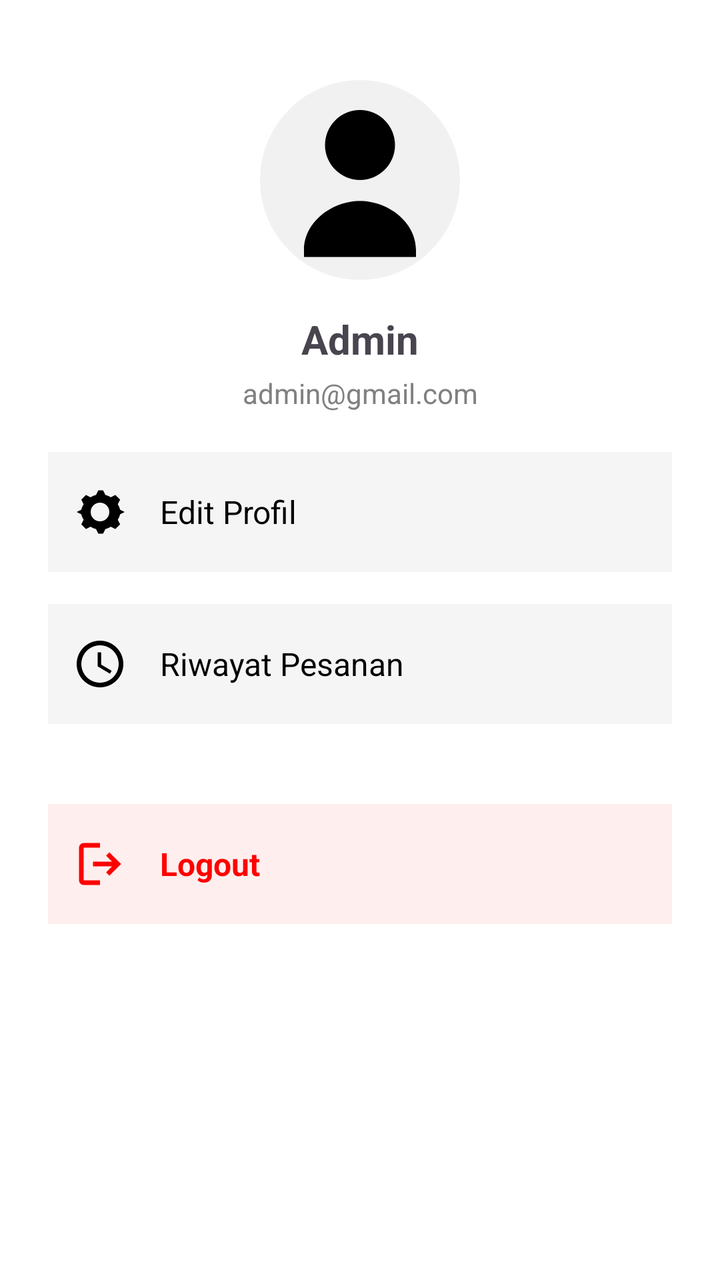
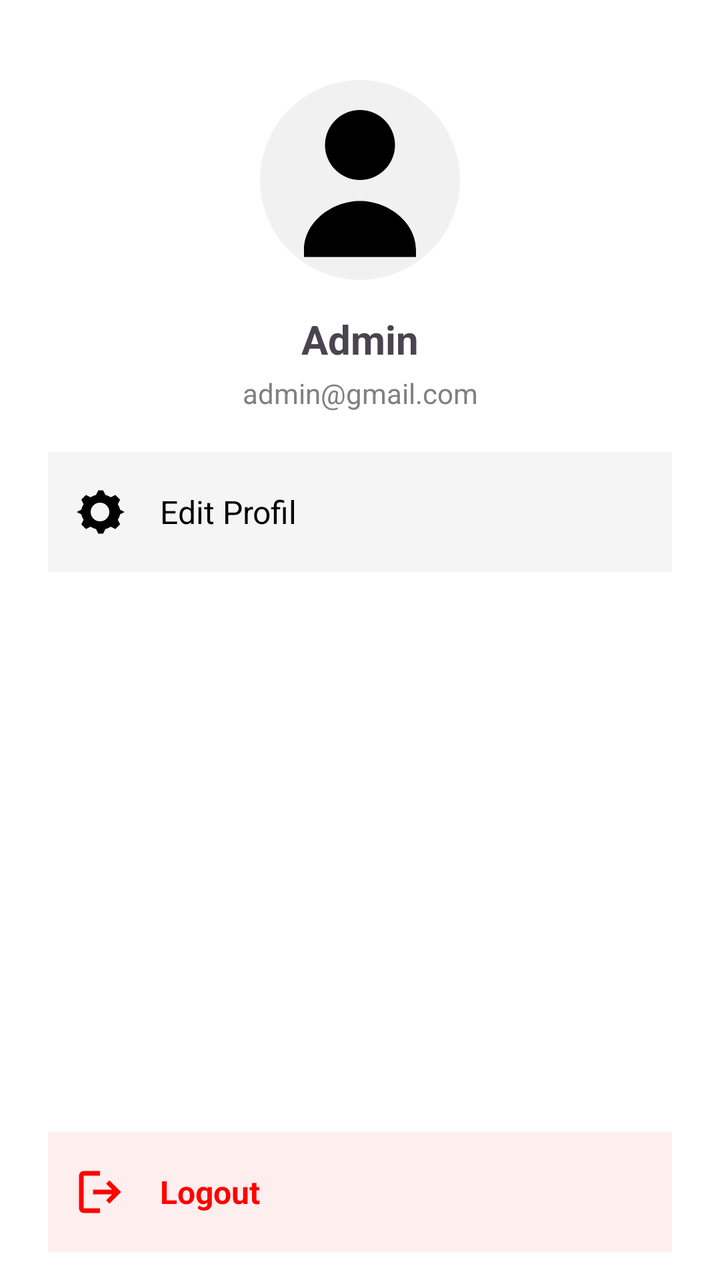

Before-and-after screenshots of an Android layout around one commit, followed by the original layout XML and the change that was made.
<!-- AndroidManifest.xml: application theme Theme.NgGojek -->
<!-- res/layout/activity_profile.xml -->
<?xml version="1.0" encoding="utf-8"?>
<androidx.constraintlayout.widget.ConstraintLayout xmlns:android="http://schemas.android.com/apk/res/android"
    xmlns:app="http://schemas.android.com/apk/res-auto"
    xmlns:tools="http://schemas.android.com/tools"
    android:layout_width="match_parent"
    android:layout_height="match_parent"
    android:background="#FFFFFF">

    <ImageView
        android:id="@+id/imgProfile"
        android:layout_width="100dp"
        android:layout_height="100dp"
        android:layout_marginTop="40dp"
        android:background="@drawable/bg_circle"
        android:padding="8dp"
        android:src="@drawable/profile"
        app:layout_constraintTop_toTopOf="parent"
        app:layout_constraintStart_toStartOf="parent"
        app:layout_constraintEnd_toEndOf="parent" />

    <TextView
        android:id="@+id/txtNama"
        android:layout_width="wrap_content"
        android:layout_height="wrap_content"
        android:text="Admin"
        android:textSize="20sp"
        android:textStyle="bold"
        android:layout_marginTop="16dp"
        app:layout_constraintTop_toBottomOf="@id/imgProfile"
        app:layout_constraintStart_toStartOf="parent"
        app:layout_constraintEnd_toEndOf="parent" />

    <TextView
        android:id="@+id/txtEmail"
        android:layout_width="wrap_content"
        android:layout_height="wrap_content"
        android:text="admin@gmail.com"
        android:textSize="14sp"
        android:textColor="#808080"
        android:layout_marginTop="4dp"
        app:layout_constraintTop_toBottomOf="@id/txtNama"
        app:layout_constraintStart_toStartOf="parent"
        app:layout_constraintEnd_toEndOf="parent" />

    <LinearLayout
        android:id="@+id/btnEditProfile"
        android:layout_width="0dp"
        android:layout_height="60dp"
        android:layout_marginStart="24dp"
        android:layout_marginTop="20dp"
        android:layout_marginEnd="24dp"
        android:orientation="horizontal"
        android:gravity="center_vertical"
        android:padding="12dp"
        android:background="#F5F5F5"
        app:layout_constraintTop_toBottomOf="@id/txtEmail"
        app:layout_constraintStart_toStartOf="parent"
        app:layout_constraintEnd_toEndOf="parent">

        <ImageView
            android:layout_width="28dp"
            android:layout_height="28dp"
            android:src="@drawable/settings" />

        <TextView
            android:layout_marginStart="16dp"
            android:layout_width="wrap_content"
            android:layout_height="wrap_content"
            android:text="Edit Profil"
            android:textSize="16sp"
            android:textColor="#000000" />
    </LinearLayout>

    <LinearLayout
        android:id="@+id/btnRiwayat"
        android:layout_width="0dp"
        android:layout_height="60dp"
        android:layout_marginStart="24dp"
        android:layout_marginTop="16dp"
        android:layout_marginEnd="24dp"
        android:orientation="horizontal"
        android:gravity="center_vertical"
        android:padding="12dp"
        android:background="#F5F5F5"
        app:layout_constraintTop_toBottomOf="@id/btnEditProfile"
        app:layout_constraintStart_toStartOf="parent"
        app:layout_constraintEnd_toEndOf="parent">

        <ImageView
            android:layout_width="28dp"
            android:layout_height="28dp"
            android:src="@drawable/clock" />

        <TextView
            android:layout_marginStart="16dp"
            android:layout_width="wrap_content"
            android:layout_height="wrap_content"
            android:text="Riwayat Pesanan"
            android:textSize="16sp"
            android:textColor="#000000" />
    </LinearLayout>

    <LinearLayout
        android:id="@+id/btnLogout"
        android:layout_width="0dp"
        android:layout_height="60dp"
        android:layout_marginStart="24dp"
        android:layout_marginTop="40dp"
        android:layout_marginEnd="24dp"
        android:orientation="horizontal"
        android:gravity="center_vertical"
        android:padding="12dp"
        android:background="#FFEEEE"
        app:layout_constraintTop_toBottomOf="@id/btnRiwayat"
        app:layout_constraintStart_toStartOf="parent"
        app:layout_constraintEnd_toEndOf="parent">

        <ImageView
            android:layout_width="28dp"
            android:layout_height="28dp"
            android:src="@drawable/logout"
            app:tint="#FF0000" />

        <TextView
            android:layout_marginStart="16dp"
            android:layout_width="wrap_content"
            android:layout_height="wrap_content"
            android:text="Logout"
            android:textSize="16sp"
            android:textStyle="bold"
            android:textColor="#FF0000" />
    </LinearLayout>

</androidx.constraintlayout.widget.ConstraintLayout>
<!-- resources referenced by this layout -->
<resources>
  <!-- drawable bg_circle (drawable) -->
  <shape xmlns:android="http://schemas.android.com/apk/res/android"
      android:shape="oval">
      <solid android:color="#F1F1F1"/>
  </shape>
  <!-- drawable clock (drawable) -->
  <vector xmlns:android="http://schemas.android.com/apk/res/android" android:height="24dp" android:tint="#000000" android:viewportHeight="24" android:viewportWidth="24" android:width="24dp">
        
      <path android:fillColor="@android:color/white" android:pathData="M11.99,2C6.47,2 2,6.48 2,12s4.47,10 9.99,10C17.52,22 22,17.52 22,12S17.52,2 11.99,2zM12,20c-4.42,0 -8,-3.58 -8,-8s3.58,-8 8,-8 8,3.58 8,8 -3.58,8 -8,8z"/>
        
      <path android:fillColor="@android:color/white" android:pathData="M12.5,7H11v6l5.25,3.15 0.75,-1.23 -4.5,-2.67z"/>
      
  </vector>
  <!-- drawable logout (drawable) -->
  <vector xmlns:android="http://schemas.android.com/apk/res/android"
      android:width="24dp"
      android:height="24dp"
      android:viewportWidth="960"
      android:viewportHeight="960">
    <path
        android:pathData="M200,840q-33,0 -56.5,-23.5T120,760v-560q0,-33 23.5,-56.5T200,120h280v80L200,200v560h280v80L200,840ZM640,680 L585,622 687,520L360,520v-80h327L585,338l55,-58 200,200 -200,200Z"
        android:fillColor="#e3e3e3"/>
  </vector>
  <!-- drawable profile (drawable) -->
  <vector xmlns:android="http://schemas.android.com/apk/res/android"
      android:width="24dp"
      android:height="24dp"
      android:viewportWidth="24"
      android:viewportHeight="24">
      <path
          android:fillColor="#000"
          android:pathData="M12,12a5,5 0 1,0 0,-10a5,5 0 1,0 0,10zM4,22c0,-4 4,-7 8,-7s8,3 8,7v1H4v-1z"/>
  </vector>
  <!-- drawable settings (drawable) -->
  <vector xmlns:android="http://schemas.android.com/apk/res/android"
      android:width="24dp"
      android:height="24dp"
      android:viewportWidth="24"
      android:viewportHeight="24">
      <path
          android:fillColor="#000"
          android:pathData="M12,8a4,4 0 1,0 0,8a4,4 0 1,0 0,-8zM4,13l-2,-1l2,-1c0.2,-0.8 0.5,-1.6 1,-2.3l-1,-2l2,-2l2,1c0.7,-0.5 1.5,-0.8 2.3,-1l1,-2h2l1,2c0.8,0.2 1.6,0.5 2.3,1l2,-1l2,2l-1,2c0.5,0.7 0.8,1.5 1,2.3l2,1l-2,1c-0.2,0.8 -0.5,1.6 -1,2.3l1,2l-2,2l-2,-1c-0.7,0.5 -1.5,0.8 -2.3,1l-1,2h-2l-1,-2c-0.8,-0.2 -1.6,-0.5 -2.3,-1l-2,1l-2,-2l1,-2c-0.5,-0.7 -0.8,-1.5 -1,-2.3z"/>
  </vector>
  <style name="Theme.NgGojek" parent="Base.Theme.NgGojek" />
  <style name="Base.Theme.NgGojek" parent="Theme.Material3.DayNight.NoActionBar">
          
          
          <item name="android:windowBackground">@color/white</item>
          <item name="colorSecondaryContainer">@android:color/transparent</item>
      </style>
  <color name="white">#FFFFFFFF</color>
</resources>

<!-- the commit's change to res/layout/activity_profile.xml (unified diff, before → after) -->
@@ -72,48 +72,20 @@
     </LinearLayout>
 
     <LinearLayout
-        android:id="@+id/btnRiwayat"
-        android:layout_width="0dp"
-        android:layout_height="60dp"
-        android:layout_marginStart="24dp"
-        android:layout_marginTop="16dp"
-        android:layout_marginEnd="24dp"
-        android:orientation="horizontal"
-        android:gravity="center_vertical"
-        android:padding="12dp"
-        android:background="#F5F5F5"
-        app:layout_constraintTop_toBottomOf="@id/btnEditProfile"
-        app:layout_constraintStart_toStartOf="parent"
-        app:layout_constraintEnd_toEndOf="parent">
-
-        <ImageView
-            android:layout_width="28dp"
-            android:layout_height="28dp"
-            android:src="@drawable/clock" />
-
-        <TextView
-            android:layout_marginStart="16dp"
-            android:layout_width="wrap_content"
-            android:layout_height="wrap_content"
-            android:text="Riwayat Pesanan"
-            android:textSize="16sp"
-            android:textColor="#000000" />
-    </LinearLayout>
-
-    <LinearLayout
         android:id="@+id/btnLogout"
         android:layout_width="0dp"
         android:layout_height="60dp"
         android:layout_marginStart="24dp"
-        android:layout_marginTop="40dp"
+        android:layout_marginTop="280dp"
         android:layout_marginEnd="24dp"
+        android:background="#FFEEEE"
+        android:gravity="center_vertical"
         android:orientation="horizontal"
-        android:gravity="center_vertical"
         android:padding="12dp"
-        android:background="#FFEEEE"
-        app:layout_constraintTop_toBottomOf="@id/btnRiwayat"
+        app:layout_constraintEnd_toEndOf="parent"
+        app:layout_constraintHorizontal_bias="0.0"
         app:layout_constraintStart_toStartOf="parent"
-        app:layout_constraintEnd_toEndOf="parent">
+        app:layout_constraintTop_toBottomOf="@+id/btnEditProfile">
 
         <ImageView
             android:layout_width="28dp"
@@ -122,13 +94,13 @@
             app:tint="#FF0000" />
 
         <TextView
-            android:layout_marginStart="16dp"
             android:layout_width="wrap_content"
             android:layout_height="wrap_content"
+            android:layout_marginStart="16dp"
             android:text="Logout"
+            android:textColor="#FF0000"
             android:textSize="16sp"
-            android:textStyle="bold"
-            android:textColor="#FF0000" />
+            android:textStyle="bold" />
     </LinearLayout>
 
 </androidx.constraintlayout.widget.ConstraintLayout>
<!-- resource entries referenced after the edit -->
@@ -5,14 +5,6 @@
       android:shape="oval">
       <solid android:color="#F1F1F1"/>
   </shape>
-  <!-- drawable clock (drawable) -->
-  <vector xmlns:android="http://schemas.android.com/apk/res/android" android:height="24dp" android:tint="#000000" android:viewportHeight="24" android:viewportWidth="24" android:width="24dp">
-        
-      <path android:fillColor="@android:color/white" android:pathData="M11.99,2C6.47,2 2,6.48 2,12s4.47,10 9.99,10C17.52,22 22,17.52 22,12S17.52,2 11.99,2zM12,20c-4.42,0 -8,-3.58 -8,-8s3.58,-8 8,-8 8,3.58 8,8 -3.58,8 -8,8z"/>
-        
-      <path android:fillColor="@android:color/white" android:pathData="M12.5,7H11v6l5.25,3.15 0.75,-1.23 -4.5,-2.67z"/>
-      
-  </vector>
   <!-- drawable logout (drawable) -->
   <vector xmlns:android="http://schemas.android.com/apk/res/android"
       android:width="24dp"
